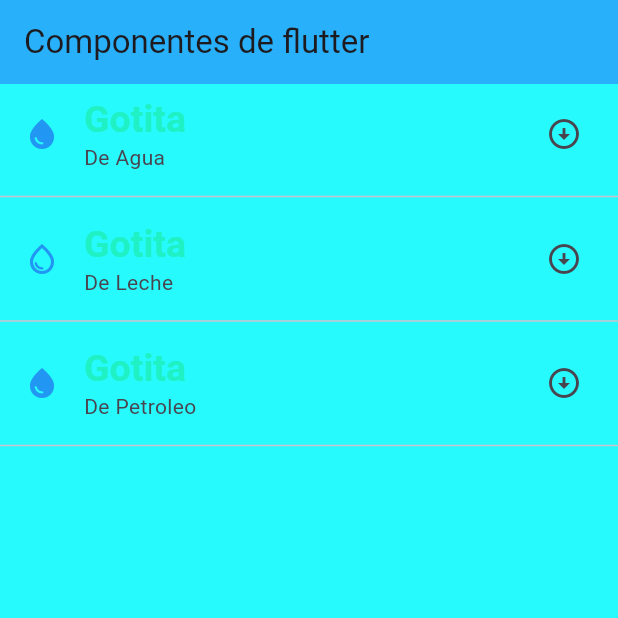
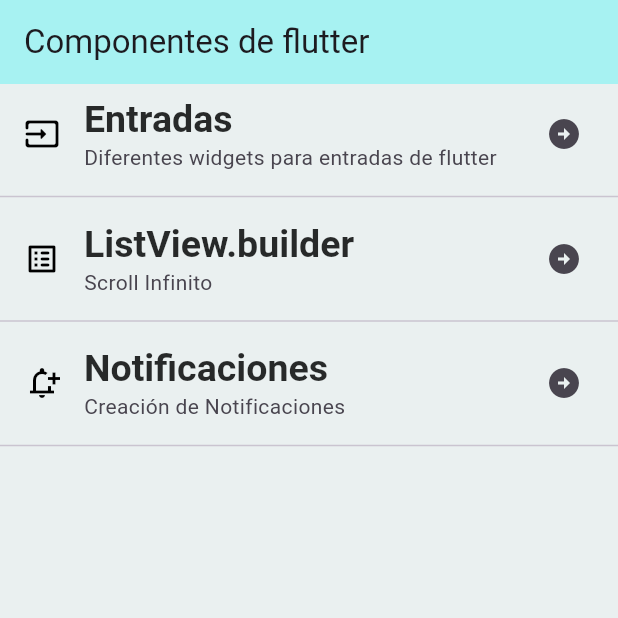
Before and after one commit to juandelcar/componentes_flutter, a Flutter app: the screen it shows after launch, on a phone screen of 412 x 824 dp, the top half of it. Run offline on Flutter 3.47's test engine with Material 3 defaults, Android fonts, the phone set to English and light mode, and no system bars.

Commit message:
Changing the content of the ListTiles

```diff
--- a/lib/home_screen.dart
+++ b/lib/home_screen.dart
@@ -5,41 +5,51 @@ class HomeScreen extends StatelessWidget {
 
   @override
   Widget build(BuildContext context) {
-    return  Scaffold(
+    return Scaffold(
       appBar: AppBar(
         title: const Text('Componentes de flutter'),
       ),
-        body: ListView(
-          children:[
+      body: ListView(children: [
         ListTile(
-                leading: const  Icon(Icons.water_drop, color: Colors.blue,),
-                  title: Text('Gotita',
-                  style:Theme.of(context).textTheme.headlineLarge,
+          leading: const Icon(
+            Icons.input_rounded,
+            color: Colors.black,
           ),
-                subtitle: const Text('De Agua'),
-                trailing: const Icon(Icons.arrow_circle_down),
+          title: Text(
+            'Entradas',
+            style: Theme.of(context).textTheme.headlineLarge,
+          ),
+          subtitle: const Text('Diferentes widgets para entradas de flutter'),
+          trailing: const Icon(Icons.arrow_circle_right),
         ),
         const Divider(),
         ListTile(
-                leading:  Icon(Icons.water_drop_outlined, color: Colors.blue,),
-                title:Text('Gotita',
+          leading: const Icon(
+            Icons.list_alt_rounded,
+            color: Colors.black,
+          ),
+          title: Text(
+            'ListView.builder',
             style: Theme.of(context).textTheme.headlineLarge,
           ),
-                subtitle: const Text('De Leche'),
-                trailing: const Icon(Icons.arrow_circle_down),
+          subtitle: const Text('Scroll Infinito'),
+          trailing: const Icon(Icons.arrow_circle_right),
         ),
         const Divider(),
         ListTile(
-                leading: const Icon(Icons.water_drop, color: Colors.blue,),
-                  title:Text('Gotita',
-                  style:Theme.of(context).textTheme.headlineLarge,
+          leading: const Icon(
+            Icons.notification_add_outlined,
+            color: Colors.black,
           ),
-                subtitle: const Text('De Petroleo'),
-                trailing: const Icon(Icons.arrow_circle_down),
+          title: Text(
+            'Notificaciones',
+            style: Theme.of(context).textTheme.headlineLarge,
+          ),
+          subtitle: const Text('Creación de Notificaciones'),
+          trailing: const Icon(Icons.arrow_circle_right),
         ),
         const Divider()
-          ]
-        ),
+      ]),
     );
   }
 }
--- a/lib/main_app.dart
+++ b/lib/main_app.dart
@@ -10,11 +10,11 @@ class MainApp extends StatelessWidget {
       debugShowCheckedModeBanner: false,
       home: const HomeScreen(),
       theme: ThemeData(
-        scaffoldBackgroundColor: const Color.fromARGB(255, 38, 250, 253),
-        appBarTheme: const AppBarTheme(color: Color.fromARGB(84, 43, 29, 245)),
+        scaffoldBackgroundColor: const Color.fromARGB(255, 234, 240, 240),
+        appBarTheme: const AppBarTheme(color: Color.fromARGB(83, 29, 245, 245)),
         textTheme: const TextTheme(
           headlineLarge: TextStyle(
-            color: Color.fromARGB(232, 31, 240, 191),
+            color: Color.fromARGB(232, 20, 21, 21),
             fontSize: 25.0,
             fontWeight: FontWeight.bold,
             fontFamily: 'sans-serif',
```
Lines whose indentation alone changed are shown as unchanged.
